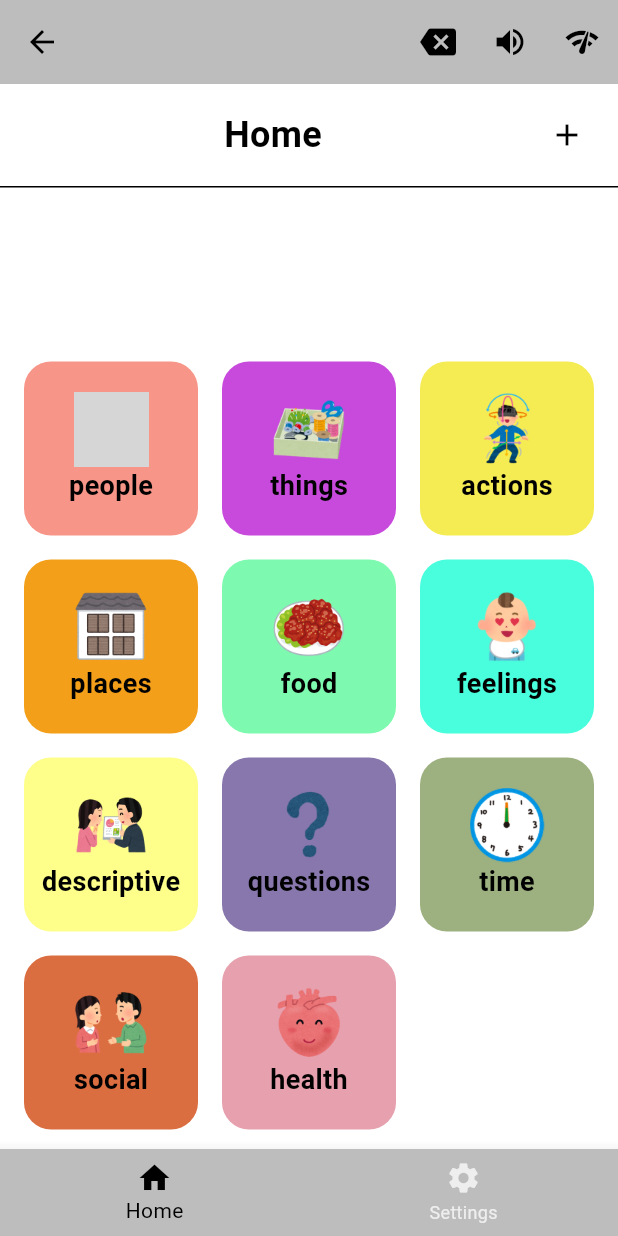
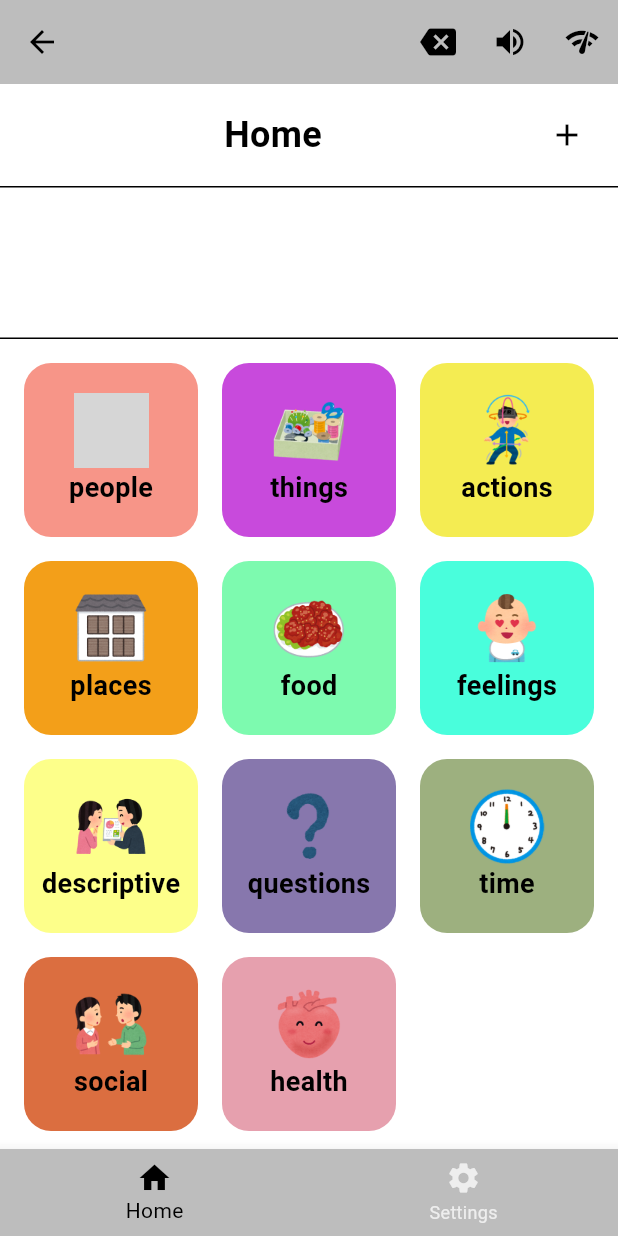
Before and after one commit to juvonKT/aac_app, a Flutter app: the HomePage screen opened directly with empty values, on a phone screen of 412 x 824 dp. Run offline on Flutter 3.47's test engine with Material 3 defaults, Android fonts, the light colour scheme and no system bars; our stand-ins replace firebase_core, flutter_tts, fluttertoast; accounts and stored records are empty; grey boxes are pictures that could not be loaded.

Commit message:
Added line between suggested words and categories

```diff
--- a/lib/HomePage.dart
+++ b/lib/HomePage.dart
@@ -301,12 +301,24 @@ class _HomePageState extends State<HomePage> {
                         return Padding(
                           padding: const EdgeInsets.all(8.0),
                           child: ElevatedButton(
+                            style: ElevatedButton.styleFrom(
+                              foregroundColor: Colors.black, // Button text color
+                              backgroundColor: Colors.purple[200],
+                              shape: RoundedRectangleBorder(
+                                borderRadius: BorderRadius.circular(10.0), // Adjust the radius as needed
+                              ),
+                            ),
                             onPressed: () => addPhrase(suggestedWords[index]),
                             child: Text(suggestedWords[index]),
                           ),
                         );
                       },
                     ),
+                  ),
+                  Container(
+                    height: 1.0,
+                    color: Theme.of(context).appBarTheme.foregroundColor,
+                    width: double.infinity,
                   ),
                   // Category grid
                   Expanded(
```
